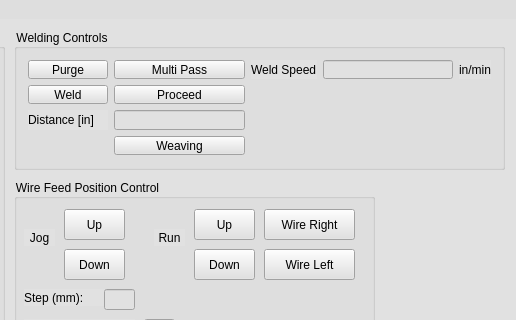
Qt form mainwindow.ui (jpenney1993/LiburdiMaster2) before a commit; both pictures show x 576 to 1092 and y 0 to 320 of the 1092 by 497 pixel window.
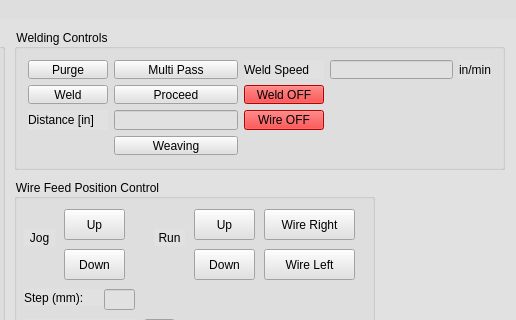
The same form after that commit. Icons and pictures are not drawn.

Commit message: Added weld mode and wire mode and other functionality to compensate for wire failure.

```diff
--- a/mainwindow.ui
+++ b/mainwindow.ui
@@ -1031,6 +1031,29 @@
        </property>
       </widget>
      </item>
+     <item row="3" column="2">
+      <widget class="QPushButton" name="weldModeButton">
+       <property name="autoFillBackground">
+        <bool>false</bool>
+       </property>
+       <property name="styleSheet">
+        <string notr="true">background-color: rgb(255, 0, 0);</string>
+       </property>
+       <property name="text">
+        <string>Weld OFF</string>
+       </property>
+      </widget>
+     </item>
+     <item row="4" column="2">
+      <widget class="QPushButton" name="wireModeButton">
+       <property name="styleSheet">
+        <string notr="true">background-color: rgb(255, 0, 0);</string>
+       </property>
+       <property name="text">
+        <string>Wire OFF</string>
+       </property>
+      </widget>
+     </item>
     </layout>
    </widget>
    <widget class="QPushButton" name="eStopButton">
```
The commit also changes 2 other files.
